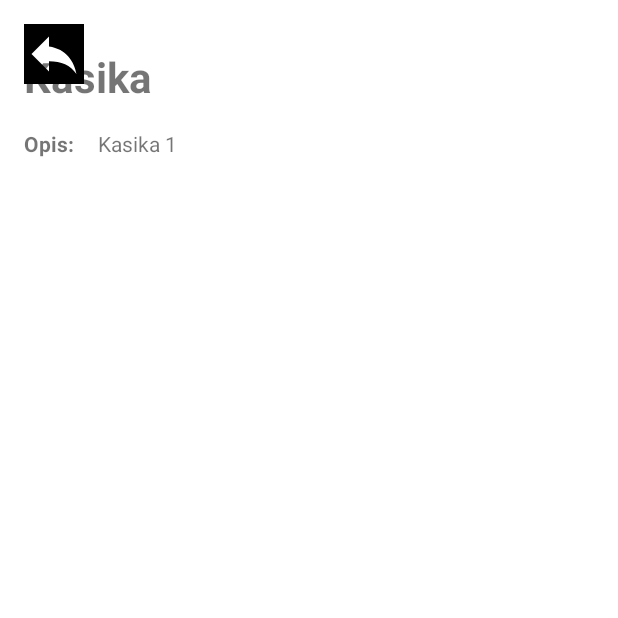
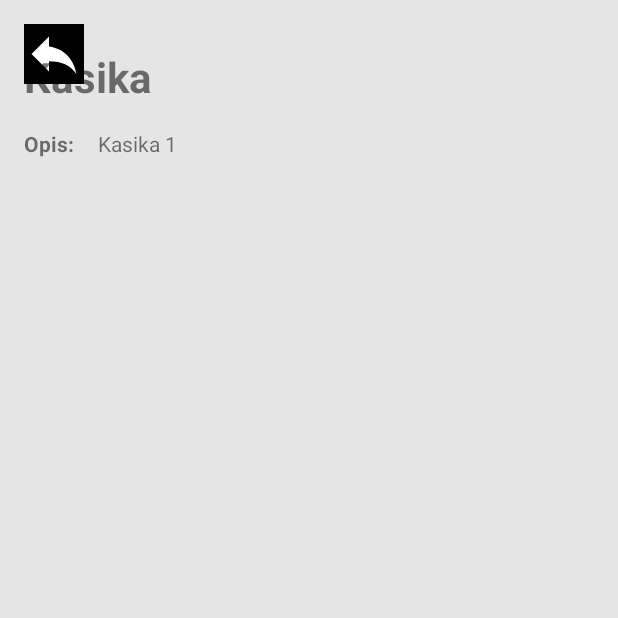
Before and after one commit to janajolovic/OslobodiSe, an Android app: the screen it shows after launch (ArtikalActivity), after a tap on "Kasika", on a phone screen of 412 x 824 dp, the top half of it. Run offline under Robolectric (Android 15) with nearby library versions, the light colour scheme and no system bars; pictures from the network do not load.

Commit message:
Minor Bugs fixed, removed Herobrine

```diff
--- a/app/src/main/java/com/example/oslobodiseresi/LoginActivity.java
+++ b/app/src/main/java/com/example/oslobodiseresi/LoginActivity.java
@@ -40,8 +40,7 @@ public class LoginActivity extends AppCompatActivity {
                         startActivity(intent);
                     }
                     else
-                        Toast.makeText(LoginActivity.this, "Korisnik je null :((((", Toast.LENGTH_LONG).show();
-
+                        loginPogresno.setVisibility(View.VISIBLE);
                 });
 
             }
--- a/app/src/main/java/com/example/oslobodiseresi/MainActivity.java
+++ b/app/src/main/java/com/example/oslobodiseresi/MainActivity.java
@@ -46,8 +46,6 @@ public class MainActivity extends AppCompatActivity {
         super.onCreate(savedInstanceState);
         setContentView(R.layout.activity_main);
 
-
-
         recyclerArtikli = findViewById(R.id.artikli);
 
         drawerLayout = findViewById(R.id.drawerLayout);
--- a/app/src/main/res/layout/activity_artikal.xml
+++ b/app/src/main/res/layout/activity_artikal.xml
@@ -3,7 +3,8 @@
     xmlns:app="http://schemas.android.com/apk/res-auto"
     xmlns:tools="http://schemas.android.com/tools"
     android:layout_width="match_parent"
-    android:layout_height="match_parent">
+    android:layout_height="match_parent"
+    android:background="@color/platinum">
 
     <ScrollView
         android:layout_width="match_parent"
--- a/app/src/main/res/layout/activity_login.xml
+++ b/app/src/main/res/layout/activity_login.xml
@@ -4,6 +4,7 @@
     xmlns:tools="http://schemas.android.com/tools"
     android:layout_width="match_parent"
     android:layout_height="match_parent"
+    android:background="?android:attr/background"
     android:padding="32dp">
 
     <TextView
@@ -14,7 +15,6 @@
         android:text="Prijava"
         android:textSize="34sp"
         android:textStyle="bold"
-        android:inputType="textEmailAddress"
         app:layout_constraintEnd_toEndOf="parent"
         app:layout_constraintStart_toStartOf="parent"
         app:layout_constraintTop_toTopOf="parent" />
@@ -61,7 +61,7 @@
         android:layout_height="40dp"
         android:gravity="center_vertical"
         android:text="Nemate nalog? Registrujte se!"
-        android:textColor="@color/dark_blue"
+        android:textColor="?android:attr/colorPrimary"
         android:textSize="16sp"
         app:layout_constraintEnd_toEndOf="@+id/prijavaBtn"
         app:layout_constraintStart_toStartOf="@+id/prijavaBtn"
@@ -69,8 +69,8 @@
 
     <TextView
         android:id="@+id/loginPogresno"
+        android:layout_width="wrap_content"
         android:layout_height="wrap_content"
-        android:layout_width="wrap_content"
         android:text="E-mail ili lozinka nisu ispravni"
         android:textColor="#ff0000"
         android:visibility="invisible"
--- a/app/src/main/res/layout/activity_registracija.xml
+++ b/app/src/main/res/layout/activity_registracija.xml
@@ -91,7 +91,7 @@
             android:layout_height="40dp"
             android:gravity="center_vertical"
             android:text="Već imate nalog? Prijavite se!"
-            android:textColor="@color/dark_blue"
+            android:textColor="?android:attr/colorPrimary"
             android:textSize="16sp"
             app:layout_constraintEnd_toEndOf="@+id/registracijaBtn"
             app:layout_constraintStart_toStartOf="@+id/registracijaBtn"
--- a/app/src/main/res/layout/artikal_layout.xml
+++ b/app/src/main/res/layout/artikal_layout.xml
@@ -13,7 +13,7 @@
     <RelativeLayout
         android:layout_width="match_parent"
         android:layout_height="match_parent"
-        android:background="@color/design_default_color_primary">
+        android:background="?android:attr/colorPrimary">
         <ImageView
             android:layout_width="200dp"
             android:layout_height="200dp"
--- a/app/src/main/res/layout/header.xml
+++ b/app/src/main/res/layout/header.xml
@@ -2,7 +2,7 @@
 <RelativeLayout xmlns:android="http://schemas.android.com/apk/res/android"
     android:layout_width="match_parent"
     android:layout_height="200dp"
-    android:background="@color/purple_500"
+    android:background="?android:attr/colorPrimary"
     android:padding="20dp"
     android:id="@+id/navParent">
 
--- a/app/src/main/res/values-night/themes.xml
+++ b/app/src/main/res/values-night/themes.xml
@@ -2,12 +2,12 @@
     <!-- Base application theme. -->
     <style name="Theme.OslobodiSeResi" parent="Theme.MaterialComponents.DayNight.NoActionBar">
         <!-- Primary brand color. -->
-        <item name="colorPrimary">@color/purple_200</item>
-        <item name="colorPrimaryVariant">@color/purple_700</item>
+        <item name="colorPrimary">@color/svetlo_plava</item>
+        <item name="colorPrimaryVariant">@color/plava</item>
         <item name="colorOnPrimary">@color/black</item>
         <!-- Secondary brand color. -->
-        <item name="colorSecondary">@color/teal_200</item>
-        <item name="colorSecondaryVariant">@color/teal_200</item>
+        <item name="colorSecondary">@color/svetlo_narandzasta</item>
+        <item name="colorSecondaryVariant">@color/narandzasta</item>
         <item name="colorOnSecondary">@color/black</item>
         <!-- Status bar color. -->
         <item name="android:statusBarColor" tools:targetApi="l">?attr/colorPrimaryVariant</item>
--- a/app/src/main/res/values/colors.xml
+++ b/app/src/main/res/values/colors.xml
@@ -8,4 +8,12 @@
     <color name="black">#FF000000</color>
     <color name="white">#FFFFFFFF</color>
     <color name="dark_blue">#092945</color>
+
+    <color name="svetlo_plava">#124FDD</color>
+    <color name="plava">#0A369D</color>
+    <color name="tamno_plava">#082977</color>
+    <color name="svetlo_narandzasta">#FA8449</color>
+    <color name="narandzasta">#cc6b3b</color>
+    <color name="tandzarina">#bb4430</color>
+    <color name="platinum">#e5e5e5</color>
 </resources>
--- a/app/src/main/res/values/themes.xml
+++ b/app/src/main/res/values/themes.xml
@@ -2,14 +2,14 @@
     <!-- Base application theme. -->
     <style name="Theme.OslobodiSeResi" parent="Theme.MaterialComponents.DayNight.NoActionBar">
         <!-- Primary brand color. -->
-        <item name="colorPrimary">#4859ad</item>
-        <item name="colorPrimaryVariant">#27187e</item>
+        <item name="colorPrimary">@color/plava</item>
+        <item name="colorPrimaryVariant">@color/tamno_plava</item>
         <item name="colorOnPrimary">@color/white</item>
         <!-- Secondary brand color. -->
-        <item name="colorSecondary">#cc6b3b</item>
-        <item name="colorSecondaryVariant">#bb4430</item>
+        <item name="colorSecondary">@color/narandzasta</item>
+        <item name="colorSecondaryVariant">@color/tandzarina</item>
         <item name="colorOnSecondary">@color/white</item>
-        <item name="colorBackgroundFloating">#e5e5e5</item>
+        <item name="colorBackgroundFloating">@color/platinum</item>
         <!-- Status bar color. -->
         <item name="android:statusBarColor" tools:targetApi="l">?attr/colorPrimaryVariant</item>
         <!-- Customize your theme here. -->
```
Also changed, not shown: app/src/main/res/layout/activity_main.xml (+4 -3 lines).
